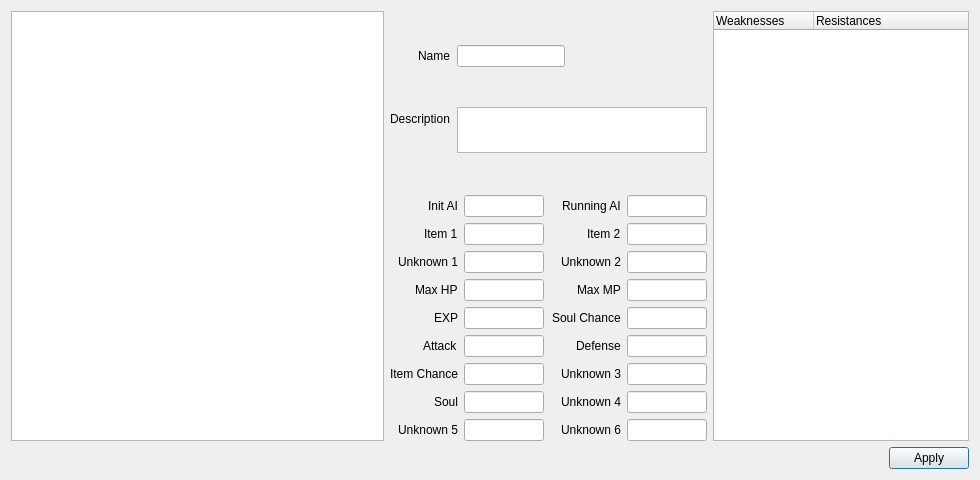
LagoLunatic/DSVEdit, file enemy.ui: the form before one commit.
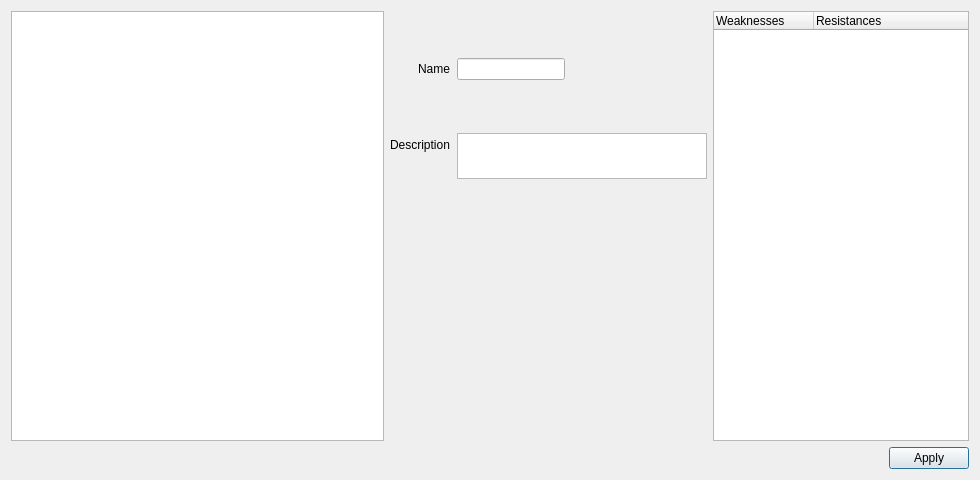
The form after the commit.

Commit message: Enemy editor: Support PoR and OoE, refactor

What changed in the file:
```diff
--- a/enemy.ui
+++ b/enemy.ui
@@ -95,166 +95,26 @@
          <item>
           <layout class="QVBoxLayout" name="verticalLayout_4">
            <item>
-            <layout class="QFormLayout" name="formLayout_3">
+            <spacer name="verticalSpacer_2">
+             <property name="orientation">
+              <enum>Qt::Vertical</enum>
+             </property>
+             <property name="sizeHint" stdset="0">
+              <size>
+               <width>20</width>
+               <height>40</height>
+              </size>
+             </property>
+            </spacer>
+           </item>
+           <item>
+            <layout class="QFormLayout" name="attribute_layout_left">
              <property name="fieldGrowthPolicy">
               <enum>QFormLayout::AllNonFixedFieldsGrow</enum>
              </property>
              <property name="labelAlignment">
               <set>Qt::AlignRight|Qt::AlignTrailing|Qt::AlignVCenter</set>
              </property>
-             <item row="0" column="0">
-              <widget class="QLabel" name="label_13">
-               <property name="text">
-                <string>Init AI</string>
-               </property>
-              </widget>
-             </item>
-             <item row="0" column="1">
-              <widget class="QLineEdit" name="init_ai">
-               <property name="maximumSize">
-                <size>
-                 <width>80</width>
-                 <height>16777215</height>
-                </size>
-               </property>
-              </widget>
-             </item>
-             <item row="1" column="0">
-              <widget class="QLabel" name="label_2">
-               <property name="text">
-                <string>Item 1</string>
-               </property>
-              </widget>
-             </item>
-             <item row="1" column="1">
-              <widget class="QLineEdit" name="item_1">
-               <property name="maximumSize">
-                <size>
-                 <width>80</width>
-                 <height>16777215</height>
-                </size>
-               </property>
-              </widget>
-             </item>
-             <item row="3" column="0">
-              <widget class="QLabel" name="label_4">
-               <property name="text">
-                <string>Max HP</string>
-               </property>
-              </widget>
-             </item>
-             <item row="3" column="1">
-              <widget class="QLineEdit" name="max_hp">
-               <property name="maximumSize">
-                <size>
-                 <width>80</width>
-                 <height>16777215</height>
-                </size>
-               </property>
-              </widget>
-             </item>
-             <item row="4" column="0">
-              <widget class="QLabel" name="label_12">
-               <property name="text">
-                <string>EXP</string>
-               </property>
-              </widget>
-             </item>
-             <item row="4" column="1">
-              <widget class="QLineEdit" name="exp">
-               <property name="maximumSize">
-                <size>
-                 <width>80</width>
-                 <height>16777215</height>
-                </size>
-               </property>
-              </widget>
-             </item>
-             <item row="5" column="0">
-              <widget class="QLabel" name="label_6">
-               <property name="text">
-                <string>Attack</string>
-               </property>
-              </widget>
-             </item>
-             <item row="5" column="1">
-              <widget class="QLineEdit" name="attack">
-               <property name="maximumSize">
-                <size>
-                 <width>80</width>
-                 <height>16777215</height>
-                </size>
-               </property>
-              </widget>
-             </item>
-             <item row="6" column="0">
-              <widget class="QLabel" name="label_11">
-               <property name="text">
-                <string>Item Chance</string>
-               </property>
-              </widget>
-             </item>
-             <item row="6" column="1">
-              <widget class="QLineEdit" name="item_drop_chance">
-               <property name="maximumSize">
-                <size>
-                 <width>80</width>
-                 <height>16777215</height>
-                </size>
-               </property>
-              </widget>
-             </item>
-             <item row="2" column="0">
-              <widget class="QLabel" name="label_15">
-               <property name="text">
-                <string>Unknown 1</string>
-               </property>
-              </widget>
-             </item>
-             <item row="2" column="1">
-              <widget class="QLineEdit" name="unknown_1">
-               <property name="maximumSize">
-                <size>
-                 <width>80</width>
-                 <height>16777215</height>
-                </size>
-               </property>
-              </widget>
-             </item>
-             <item row="7" column="0">
-              <widget class="QLabel" name="label_8">
-               <property name="text">
-                <string>Soul</string>
-               </property>
-              </widget>
-             </item>
-             <item row="7" column="1">
-              <widget class="QLineEdit" name="soul">
-               <property name="maximumSize">
-                <size>
-                 <width>80</width>
-                 <height>16777215</height>
-                </size>
-               </property>
-              </widget>
-             </item>
-             <item row="8" column="0">
-              <widget class="QLabel" name="label_19">
-               <property name="text">
-                <string>Unknown 5</string>
-               </property>
-              </widget>
-             </item>
-             <item row="8" column="1">
-              <widget class="QLineEdit" name="unknown_5">
-               <property name="maximumSize">
-                <size>
-                 <width>80</width>
-                 <height>16777215</height>
-                </size>
-               </property>
-              </widget>
-             </item>
             </layout>
            </item>
           </layout>
@@ -262,166 +122,26 @@
          <item>
           <layout class="QVBoxLayout" name="verticalLayout_5">
            <item>
-            <layout class="QFormLayout" name="formLayout_2">
+            <spacer name="verticalSpacer">
+             <property name="orientation">
+              <enum>Qt::Vertical</enum>
+             </property>
+             <property name="sizeHint" stdset="0">
+              <size>
+               <width>20</width>
+               <height>40</height>
+              </size>
+             </property>
+            </spacer>
+           </item>
+           <item>
+            <layout class="QFormLayout" name="attribute_layout_right">
              <property name="fieldGrowthPolicy">
               <enum>QFormLayout::AllNonFixedFieldsGrow</enum>
              </property>
              <property name="labelAlignment">
               <set>Qt::AlignRight|Qt::AlignTrailing|Qt::AlignVCenter</set>
              </property>
-             <item row="1" column="0">
-              <widget class="QLabel" name="label_3">
-               <property name="text">
-                <string>Item 2</string>
-               </property>
-              </widget>
-             </item>
-             <item row="1" column="1">
-              <widget class="QLineEdit" name="item_2">
-               <property name="maximumSize">
-                <size>
-                 <width>80</width>
-                 <height>16777215</height>
-                </size>
-               </property>
-              </widget>
-             </item>
-             <item row="3" column="0">
-              <widget class="QLabel" name="label_5">
-               <property name="text">
-                <string>Max MP</string>
-               </property>
-              </widget>
-             </item>
-             <item row="3" column="1">
-              <widget class="QLineEdit" name="max_mp">
-               <property name="maximumSize">
-                <size>
-                 <width>80</width>
-                 <height>16777215</height>
-                </size>
-               </property>
-              </widget>
-             </item>
-             <item row="5" column="0">
-              <widget class="QLabel" name="label_7">
-               <property name="text">
-                <string>Defense</string>
-               </property>
-              </widget>
-             </item>
-             <item row="5" column="1">
-              <widget class="QLineEdit" name="defense">
-               <property name="maximumSize">
-                <size>
-                 <width>80</width>
-                 <height>16777215</height>
-                </size>
-               </property>
-              </widget>
-             </item>
-             <item row="0" column="0">
-              <widget class="QLabel" name="label_14">
-               <property name="text">
-                <string>Running AI</string>
-               </property>
-              </widget>
-             </item>
-             <item row="0" column="1">
-              <widget class="QLineEdit" name="running_ai">
-               <property name="maximumSize">
-                <size>
-                 <width>80</width>
-                 <height>16777215</height>
-                </size>
-               </property>
-              </widget>
-             </item>
-             <item row="4" column="0">
-              <widget class="QLabel" name="label_9">
-               <property name="text">
-                <string>Soul Chance</string>
-               </property>
-              </widget>
-             </item>
-             <item row="4" column="1">
-              <widget class="QLineEdit" name="soul_drop_chance">
-               <property name="maximumSize">
-                <size>
-                 <width>80</width>
-                 <height>16777215</height>
-                </size>
-               </property>
-              </widget>
-             </item>
-             <item row="2" column="0">
-              <widget class="QLabel" name="label_16">
-               <property name="text">
-                <string>Unknown 2</string>
-               </property>
-              </widget>
-             </item>
-             <item row="2" column="1">
-              <widget class="QLineEdit" name="unknown_2">
-               <property name="maximumSize">
-                <size>
-                 <width>80</width>
-                 <height>16777215</height>
-                </size>
-               </property>
-              </widget>
-             </item>
-             <item row="6" column="0">
-              <widget class="QLabel" name="label_17">
-               <property name="text">
-                <string>Unknown 3</string>
-               </property>
-              </widget>
-             </item>
-             <item row="6" column="1">
-              <widget class="QLineEdit" name="unknown_3">
-               <property name="maximumSize">
-                <size>
-                 <width>80</width>
-                 <height>16777215</height>
-                </size>
-               </property>
-              </widget>
-             </item>
-             <item row="7" column="0">
-              <widget class="QLabel" name="label_18">
-               <property name="text">
-                <string>Unknown 4</string>
-               </property>
-              </widget>
-             </item>
-             <item row="7" column="1">
-              <widget class="QLineEdit" name="unknown_4">
-               <property name="maximumSize">
-                <size>
-                 <width>80</width>
-                 <height>16777215</height>
-                </size>
-               </property>
-              </widget>
-             </item>
-             <item row="8" column="0">
-              <widget class="QLabel" name="label_20">
-               <property name="text">
-                <string>Unknown 6</string>
-               </property>
-              </widget>
-             </item>
-             <item row="8" column="1">
-              <widget class="QLineEdit" name="unknown_6">
-               <property name="maximumSize">
-                <size>
-                 <width>80</width>
-                 <height>16777215</height>
-                </size>
-               </property>
-              </widget>
-             </item>
             </layout>
            </item>
           </layout>
```
The commit also changes 5 other files.
